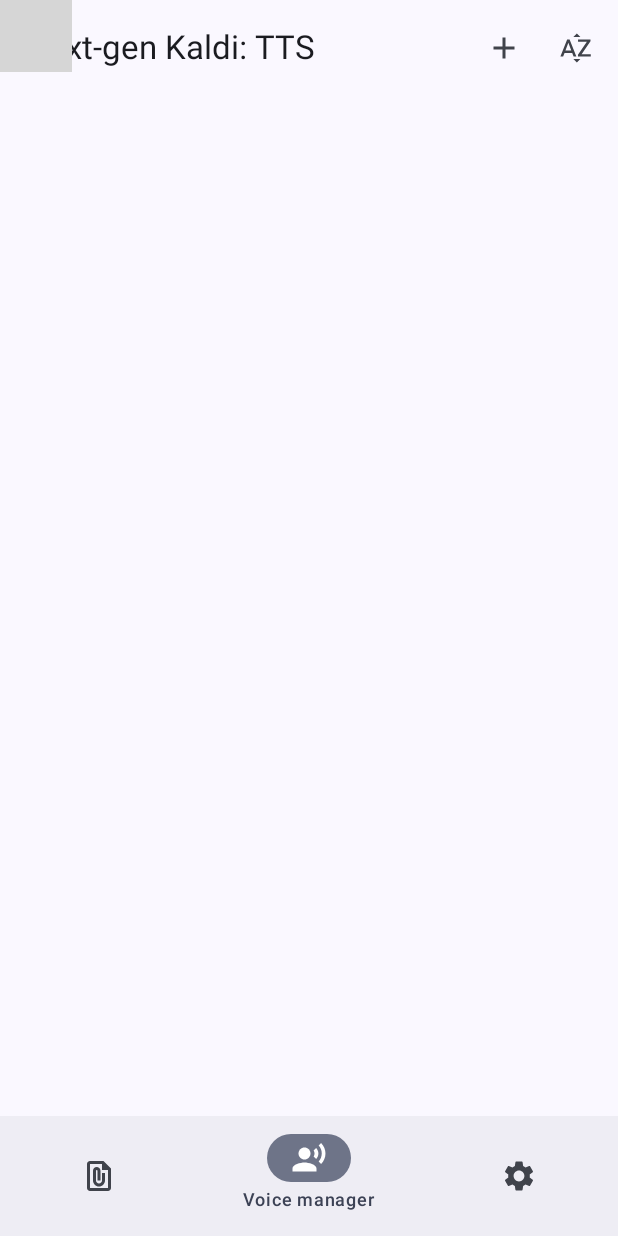
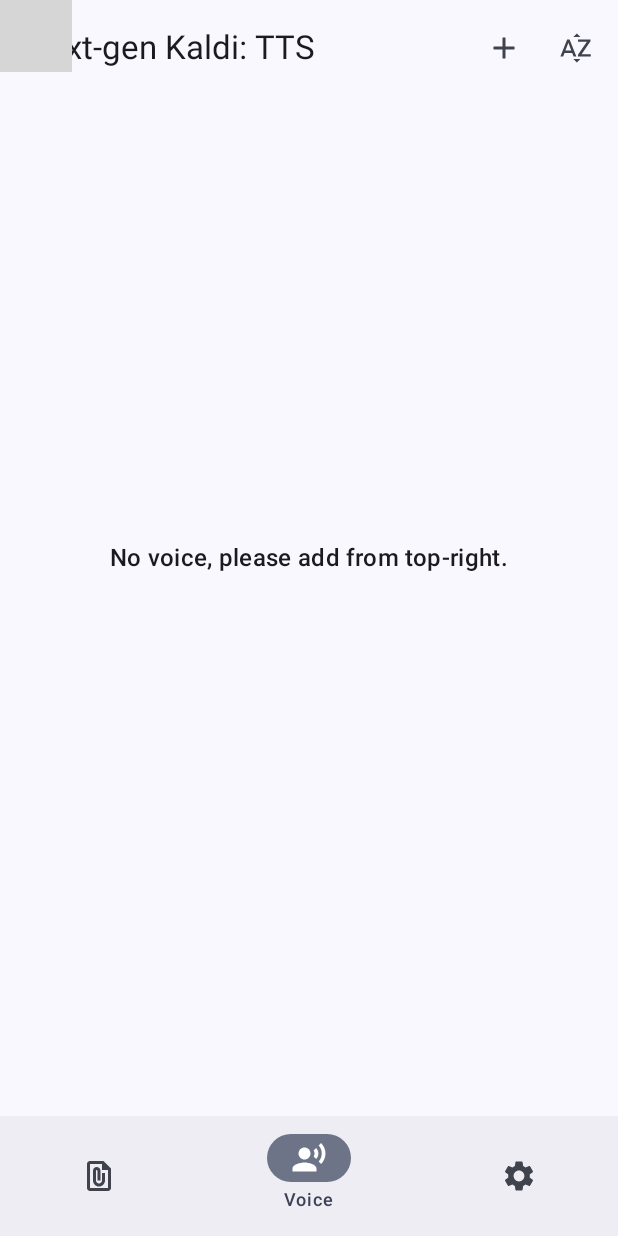
Before and after one commit to jing332/SherpaOnnxTtsEngineAndroid, an Android app built with Jetpack Compose: the screen it shows after launch (MainActivity), on a phone screen of 412 x 824 dp. Run offline under Robolectric (Android 15) with nearby library versions, the phone set to English and light mode, and no system bars; our stand-ins replace accompanist; libraries missing offline, so code that uses them is left out: com.charleskorn.kaml, com.gyf.immersionbar, org.burnoutcrew.reorderable; pictures from the network do not load; 4 statements that could not run were skipped; grey boxes are pictures that could not be loaded.

Commit message:
feat: tips

```diff
--- a/app/src/main/java/com/k2fsa/sherpa/onnx/tts/engine/ui/MainActivity.kt
+++ b/app/src/main/java/com/k2fsa/sherpa/onnx/tts/engine/ui/MainActivity.kt
@@ -110,12 +110,12 @@ class MainActivity : ComponentActivity() {
                         }
 
                         Item(
-                            R.string.model_manager,
+                            R.string.model,
                             NavRoutes.ModelManager.id,
                             Icons.Default.FilePresent
                         )
                         Item(
-                            R.string.voice_manager,
+                            R.string.voice,
                             NavRoutes.SpeakerManager.id,
                             Icons.Default.RecordVoiceOver
                         )
--- a/app/src/main/java/com/k2fsa/sherpa/onnx/tts/engine/ui/models/ModelManagerToolbar.kt
+++ b/app/src/main/java/com/k2fsa/sherpa/onnx/tts/engine/ui/models/ModelManagerToolbar.kt
@@ -5,6 +5,7 @@ import androidx.compose.animation.Crossfade
 import androidx.compose.foundation.layout.Row
 import androidx.compose.foundation.layout.fillMaxWidth
 import androidx.compose.material.icons.Icons
+import androidx.compose.material.icons.filled.Add
 import androidx.compose.material.icons.filled.AddToPhotos
 import androidx.compose.material.icons.filled.Archive
 import androidx.compose.material.icons.filled.Close
@@ -12,7 +13,6 @@ import androidx.compose.material.icons.filled.Deselect
 import androidx.compose.material.icons.filled.Download
 import androidx.compose.material.icons.filled.MoreVert
 import androidx.compose.material.icons.filled.SelectAll
-import androidx.compose.material.icons.filled.TextFields
 import androidx.compose.material3.DropdownMenu
 import androidx.compose.material3.DropdownMenuItem
 import androidx.compose.material3.ExperimentalMaterial3Api
@@ -32,10 +32,8 @@ import androidx.compose.ui.Modifier
 import androidx.compose.ui.platform.LocalContext
 import androidx.compose.ui.res.stringResource
 import com.k2fsa.sherpa.onnx.tts.engine.R
-import com.k2fsa.sherpa.onnx.tts.engine.ui.sampletext.SampleTextManagerActivity
 import com.k2fsa.sherpa.onnx.tts.engine.ui.widgets.AppDialog
 import com.k2fsa.sherpa.onnx.tts.engine.ui.widgets.AppTooltip
-import com.k2fsa.sherpa.onnx.tts.engine.utils.startActivity
 
 
 class ToolBarState() {
@@ -143,7 +141,7 @@ private fun MainToolBar(
         actions = {
             var showOptions by remember { mutableStateOf(false) }
             IconButton(onClick = { showOptions = true }) {
-                Icon(Icons.Default.MoreVert, stringResource(id = R.string.more_options))
+                Icon(Icons.Default.Add, stringResource(id = R.string.add))
                 DropdownMenu(expanded = showOptions, onDismissRequest = { showOptions = false }) {
                     DropdownMenuItem(
                         text = { Text(stringResource(R.string.add_models)) },
--- a/app/src/main/java/com/k2fsa/sherpa/onnx/tts/engine/ui/voices/VoiceManagerScreen.kt
+++ b/app/src/main/java/com/k2fsa/sherpa/onnx/tts/engine/ui/voices/VoiceManagerScreen.kt
@@ -1,6 +1,7 @@
 package com.k2fsa.sherpa.onnx.tts.engine.ui.voices
 
 import androidx.compose.foundation.ExperimentalFoundationApi
+import androidx.compose.foundation.layout.Box
 import androidx.compose.foundation.layout.Column
 import androidx.compose.foundation.layout.Row
 import androidx.compose.foundation.layout.fillMaxSize
@@ -147,6 +148,16 @@ fun VoiceManagerScreen() {
             rememberReorderableLazyListState(listState = vm.listState, onMove = { from, to ->
                 vm.move(from.index, to.index)
             })
+
+        if (vm.voices.isEmpty()) {
+            Box(modifier = Modifier.fillMaxSize(), contentAlignment = Alignment.Center) {
+                Text(
+                    text = stringResource(id = R.string.no_voices_tips),
+                    style = MaterialTheme.typography.titleMedium
+                )
+            }
+        }
+
         LazyColumn(
             Modifier
                 .padding(paddingValues)
--- a/app/src/main/res/values/strings.xml
+++ b/app/src/main/res/values/strings.xml
@@ -73,4 +73,7 @@
     <string name="please_select">Please select</string>
     <string name="sample_text_summary">"Configure sample text for each language "</string>
     <string name="edit_name">Edit name</string>
+    <string name="no_models_tips">No model, please add from top-right.</string>
+    <string name="no_voices_tips">No voice, please add from top-right.</string>
+    <string name="voice">Voice</string>
 </resources>
```
Also changed, not shown: app/src/main/java/com/k2fsa/sherpa/onnx/tts/engine/ui/models/ModelManagerScreen.kt (+9 -0 lines).
